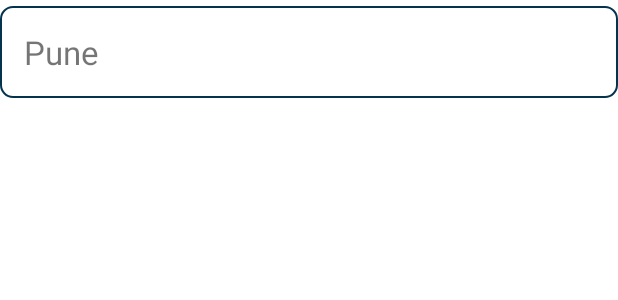
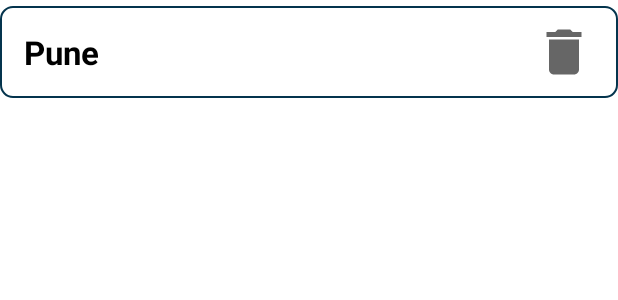
Before and after one commit to bhagyawantbiradar/Weather, an Android app: the layout item_bookmark.xml on its own in the app's theme, with its tools: preview values and no code run, on a phone screen of 412 x 824 dp. Shown: the top 300 px of the screen. Run offline under Robolectric (Android 15) with nearby library versions, the phone set to English and light mode, and no system bars.

Commit message:
Implemented Added delete bookmark functionality

```diff
--- a/app/src/main/AndroidManifest.xml
+++ b/app/src/main/AndroidManifest.xml
@@ -3,6 +3,7 @@
     package="com.bhagyawant.weatherapp">
 
     <uses-permission android:name="android.permission.INTERNET"/>
+    <uses-permission android:name="android.permission.ACCESS_NETWORK_STATE" />
 
     <application
         android:allowBackup="true"
--- a/app/src/main/java/com/bhagyawant/weatherapp/ui/bookmars/BookmarksViewModel.kt
+++ b/app/src/main/java/com/bhagyawant/weatherapp/ui/bookmars/BookmarksViewModel.kt
@@ -22,7 +22,7 @@ class BookmarksViewModel : ViewModel() {
             if (response.isSuccessful) {
                 response.body()?.let { weatherApiListener?.onSuccess(it) }
             } else {
-                weatherApiListener?.onFailure()
+                weatherApiListener?.onFailure("Failed to load weather")
             }
         }
     }
--- a/app/src/main/java/com/bhagyawant/weatherapp/ui/bookmars/WeatherApiListener.kt
+++ b/app/src/main/java/com/bhagyawant/weatherapp/ui/bookmars/WeatherApiListener.kt
@@ -8,5 +8,5 @@ interface WeatherApiListener {
 
     fun onSuccess(weatherResponse: WeatherResponse)
 
-    fun onFailure()
+    fun onFailure(message : String)
 }
--- /dev/null
+++ b/app/src/main/res/drawable/ic_delete.xml
@@ -0,0 +1,10 @@
+<vector xmlns:android="http://schemas.android.com/apk/res/android"
+    android:width="24dp"
+    android:height="24dp"
+    android:viewportWidth="24"
+    android:viewportHeight="24"
+    android:tint="?attr/colorControlNormal">
+  <path
+      android:fillColor="@android:color/white"
+      android:pathData="M6,19c0,1.1 0.9,2 2,2h8c1.1,0 2,-0.9 2,-2V7H6v12zM19,4h-3.5l-1,-1h-5l-1,1H5v2h14V4z"/>
+</vector>
--- a/app/src/main/res/layout/item_bookmark.xml
+++ b/app/src/main/res/layout/item_bookmark.xml
@@ -1,6 +1,7 @@
 <?xml version="1.0" encoding="utf-8"?>
 <androidx.constraintlayout.widget.ConstraintLayout xmlns:android="http://schemas.android.com/apk/res/android"
     xmlns:app="http://schemas.android.com/apk/res-auto"
+    xmlns:tools="http://schemas.android.com/tools"
     android:layout_width="match_parent"
     android:layout_height="wrap_content"
     android:layout_marginTop="4dp"
@@ -9,6 +10,8 @@
 
 
     <TextView
+        android:textColor="@color/black"
+        android:textStyle="bold"
         android:id="@+id/tv_city"
         android:layout_width="0dp"
         android:layout_height="wrap_content"
@@ -19,9 +22,19 @@
         android:text="Pune"
         android:textSize="22sp"
         app:layout_constraintBottom_toBottomOf="parent"
-        app:layout_constraintEnd_toEndOf="parent"
+        app:layout_constraintEnd_toStartOf="@+id/iv_delete"
         app:layout_constraintStart_toStartOf="parent"
         app:layout_constraintTop_toTopOf="parent" />
 
+    <ImageView
+        android:src="@drawable/ic_delete"
+        android:id="@+id/iv_delete"
+        android:layout_width="40dp"
+        android:layout_height="40dp"
+        android:layout_marginEnd="8dp"
+        app:layout_constraintBottom_toBottomOf="@+id/tv_city"
+        app:layout_constraintEnd_toEndOf="parent"
+        app:layout_constraintTop_toTopOf="@+id/tv_city" />
+
 
 </androidx.constraintlayout.widget.ConstraintLayout>
```
Also changed, not shown: app/src/main/java/com/bhagyawant/weatherapp/ui/bookmars/BookmarksFragment.kt (+18 -4 lines), app/src/main/java/com/bhagyawant/weatherapp/ui/bookmars/adapter/BookmarksAdapter.kt (+12 -2 lines), app/src/main/java/com/bhagyawant/weatherapp/utils/CommonUtils.kt (added, +43 -0 lines).
